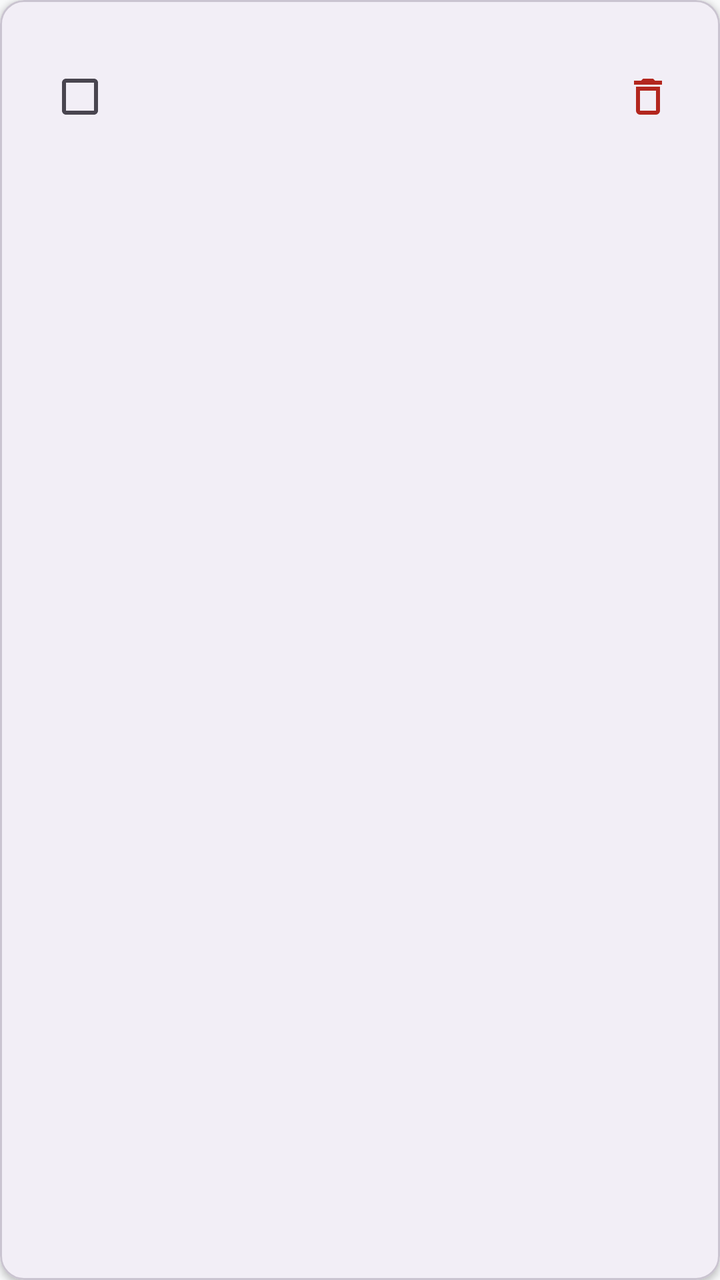
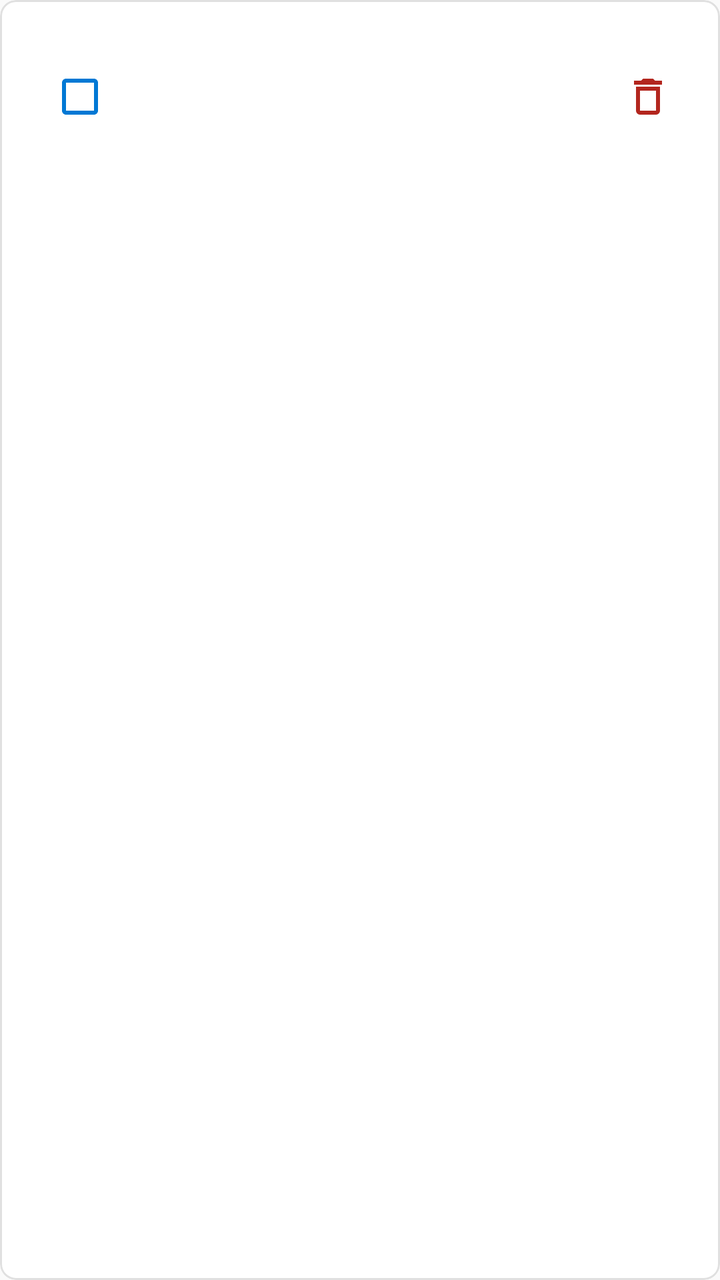

Screens rendered from an Android XML layout before and after an edit, with the pre-edit source and the edit as a unified diff.
<!-- AndroidManifest.xml: application theme Theme.AppSnapshot -->
<!-- res/layout/extra_item_layout.xml -->
<?xml version="1.0" encoding="utf-8"?>
<com.google.android.material.card.MaterialCardView xmlns:android="http://schemas.android.com/apk/res/android"
    xmlns:app="http://schemas.android.com/apk/res-auto"
    android:layout_width="match_parent"
    android:layout_height="wrap_content"
    android:layout_marginTop="8dp"
    app:cardCornerRadius="12dp"
    app:cardElevation="2dp">

    <LinearLayout
        android:layout_width="match_parent"
        android:layout_height="wrap_content"
        android:orientation="horizontal"
        android:padding="16dp"
        android:gravity="center_vertical">

        
        <com.google.android.material.checkbox.MaterialCheckBox
            android:id="@+id/checkbox_enabled"
            android:layout_width="wrap_content"
            android:layout_height="wrap_content"
            android:layout_marginEnd="8dp"
            android:clickable="true"
            android:focusable="true" />

        
        <LinearLayout
            android:layout_width="0dp"
            android:layout_height="wrap_content"
            android:layout_weight="1"
            android:orientation="vertical">

            <TextView
                android:id="@+id/text_item_name"
                android:layout_width="wrap_content"
                android:layout_height="wrap_content"
                android:textSize="16sp"
                android:textStyle="bold"
                android:textColor="?attr/colorOnSurface"
                android:maxLines="1"
                android:ellipsize="end" />

            <TextView
                android:id="@+id/text_item_path"
                android:layout_width="wrap_content"
                android:layout_height="wrap_content"
                android:layout_marginTop="4dp"
                android:textSize="14sp"
                android:textColor="?attr/colorOnSurfaceVariant"
                android:maxLines="2"
                android:ellipsize="end" />

            <TextView
                android:id="@+id/text_item_excludes"
                android:layout_width="wrap_content"
                android:layout_height="wrap_content"
                android:layout_marginTop="4dp"
                android:textSize="12sp"
                android:textColor="?attr/colorOnSurfaceVariant"
                android:maxLines="1"
                android:ellipsize="end" />

        </LinearLayout>

        
        <ImageButton
            android:id="@+id/btn_delete"
            android:layout_width="40dp"
            android:layout_height="40dp"
            android:layout_marginStart="8dp"
            android:background="?attr/selectableItemBackgroundBorderless"
            android:src="@drawable/delete_outline"
            android:contentDescription="删除"
            app:tint="?attr/colorError" />

    </LinearLayout>

</com.google.android.material.card.MaterialCardView>
<!-- resources referenced by this layout -->
<resources>
  <!-- drawable delete_outline (drawable) -->
  <vector xmlns:android="http://schemas.android.com/apk/res/android" android:height="24dp" android:width="24dp" android:viewportWidth="24" android:viewportHeight="24"><path android:fillColor="#000000" android:pathData="M6,19A2,2 0 0,0 8,21H16A2,2 0 0,0 18,19V7H6V19M8,9H16V19H8V9M15.5,4L14.5,3H9.5L8.5,4H5V6H19V4H15.5Z" /></vector>
  <style name="Theme.AppSnapshot" parent="Theme.Material3.DayNight">
          
          <item name="colorPrimary">@color/blue_grey_500</item>
          <item name="colorPrimaryVariant">@color/blue_grey_700</item>
          <item name="colorOnPrimary">@color/white</item>
          
          <item name="colorSecondary">@color/blue_grey_300</item>
          <item name="colorSecondaryVariant">@color/blue_grey_800</item>
          <item name="colorOnSecondary">@color/white</item>
          
          <item name="android:statusBarColor">@android:color/transparent</item>
          
          <item name="android:colorBackground">@color/light_gray_white</item>
          
      </style>
  <color name="blue_grey_500">#FF607D8B</color>
  <color name="blue_grey_700">#FF455A64</color>
  <color name="white">#FFFFFFFF</color>
  <color name="blue_grey_300">#FF90A4AE</color>
  <color name="blue_grey_800">#FF37474F</color>
  <color name="light_gray_white">#FFF8F9FA</color>
</resources>

<!-- the commit's change to res/layout/extra_item_layout.xml (unified diff, before → after) -->
@@ -4,8 +4,10 @@
     android:layout_width="match_parent"
     android:layout_height="wrap_content"
     android:layout_marginTop="8dp"
-    app:cardCornerRadius="12dp"
-    app:cardElevation="2dp">
+    app:cardCornerRadius="@dimen/fluent_corner_radius_overlay"
+    app:cardElevation="0dp"
+    app:strokeColor="@color/outline"
+    app:strokeWidth="1dp">
 
     <LinearLayout
         android:layout_width="match_parent"
<!-- resource entries referenced after the edit -->
@@ -1,27 +1,218 @@
 <!-- resources referenced by this layout -->
 <resources>
+  <color name="outline">@color/fluent_stroke</color>
+  <dimen name="fluent_corner_radius_overlay">8dp</dimen>
   <!-- drawable delete_outline (drawable) -->
-  <vector xmlns:android="http://schemas.android.com/apk/res/android" android:height="24dp" android:width="24dp" android:viewportWidth="24" android:viewportHeight="24"><path android:fillColor="#000000" android:pathData="M6,19A2,2 0 0,0 8,21H16A2,2 0 0,0 18,19V7H6V19M8,9H16V19H8V9M15.5,4L14.5,3H9.5L8.5,4H5V6H19V4H15.5Z" /></vector>
-  <style name="Theme.AppSnapshot" parent="Theme.Material3.DayNight">
-          
-          <item name="colorPrimary">@color/blue_grey_500</item>
-          <item name="colorPrimaryVariant">@color/blue_grey_700</item>
-          <item name="colorOnPrimary">@color/white</item>
-          
-          <item name="colorSecondary">@color/blue_grey_300</item>
-          <item name="colorSecondaryVariant">@color/blue_grey_800</item>
-          <item name="colorOnSecondary">@color/white</item>
+  <vector xmlns:android="http://schemas.android.com/apk/res/android" android:height="24dp" android:width="24dp" android:viewportWidth="24" android:viewportHeight="24"><path android:fillColor="@color/icon_primary" android:pathData="M6,19A2,2 0 0,0 8,21H16A2,2 0 0,0 18,19V7H6V19M8,9H16V19H8V9M15.5,4L14.5,3H9.5L8.5,4H5V6H19V4H15.5Z" /></vector>
+  <style name="Theme.AppSnapshot" parent="Theme.Material3.DayNight.NoActionBar">
+          
+          <item name="shapeAppearanceSmallComponent">@style/ShapeAppearance.AppSnapshot.SmallComponent</item>
+          <item name="shapeAppearanceMediumComponent">@style/ShapeAppearance.AppSnapshot.MediumComponent</item>
+          <item name="shapeAppearanceLargeComponent">@style/ShapeAppearance.AppSnapshot.LargeComponent</item>
+          
+          <item name="colorPrimary">@color/primary</item>
+          <item name="colorOnPrimary">@color/on_primary</item>
+          <item name="colorPrimaryContainer">@color/primary_container</item>
+          <item name="colorOnPrimaryContainer">@color/on_primary_container</item>
+          
+          <item name="colorSecondary">@color/secondary</item>
+          <item name="colorOnSecondary">@color/on_secondary</item>
+          <item name="colorSecondaryContainer">@color/secondary_container</item>
+          <item name="colorOnSecondaryContainer">@color/on_secondary_container</item>
+          
+          <item name="colorTertiary">@color/tertiary</item>
+          <item name="colorOnTertiary">@color/on_tertiary</item>
+          <item name="colorTertiaryContainer">@color/tertiary_container</item>
+          <item name="colorOnTertiaryContainer">@color/on_tertiary_container</item>
+          
+          <item name="android:colorBackground">@color/background</item>
+          <item name="colorOnBackground">@color/on_background</item>
+          <item name="colorSurface">@color/surface</item>
+          <item name="colorOnSurface">@color/on_surface</item>
+          <item name="colorSurfaceVariant">@color/surface_variant</item>
+          <item name="colorOnSurfaceVariant">@color/on_surface_variant</item>
+          <item name="colorSurfaceContainer">@color/surface</item>
+          <item name="colorSurfaceContainerHigh">@color/fluent_layer</item>
+          <item name="colorSurfaceContainerHighest">@color/surface_variant</item>
+          <item name="colorSurfaceContainerLow">@color/background</item>
+          <item name="colorSurfaceContainerLowest">@color/surface</item>
+          
+          <item name="colorOutline">@color/outline</item>
+          <item name="colorOutlineVariant">@color/outline_variant</item>
+          
+          <item name="android:textColorPrimary">@color/on_surface</item>
+          <item name="android:textColorSecondary">@color/on_surface_variant</item>
+          <item name="android:textColorTertiary">@color/fluent_text_tertiary</item>
+          
+          <item name="colorAccent">@color/primary</item>
+          <item name="colorControlActivated">@color/primary</item>
+          <item name="colorControlNormal">@color/icon_primary</item>
+          <item name="colorControlHighlight">@color/primary_container</item>
           
           <item name="android:statusBarColor">@android:color/transparent</item>
-          
-          <item name="android:colorBackground">@color/light_gray_white</item>
-          
-      </style>
-  <color name="blue_grey_500">#FF607D8B</color>
-  <color name="blue_grey_700">#FF455A64</color>
-  <color name="white">#FFFFFFFF</color>
-  <color name="blue_grey_300">#FF90A4AE</color>
-  <color name="blue_grey_800">#FF37474F</color>
-  <color name="light_gray_white">#FFF8F9FA</color>
+          <item name="android:navigationBarColor">@color/background</item>
+          
+          <item name="bottomNavigationStyle">@style/Widget.AppSnapshot.BottomNavigationView</item>
+          
+          <item name="tabStyle">@style/Widget.AppSnapshot.TabLayout</item>
+          
+          <item name="chipStyle">@style/Widget.AppSnapshot.Chip.Filter</item>
+          
+          <item name="floatingActionButtonStyle">@style/Widget.AppSnapshot.FloatingActionButton</item>
+          
+          <item name="switchStyle">@style/Widget.AppSnapshot.Switch</item>
+          <item name="checkboxStyle">@style/Widget.AppSnapshot.CheckBox</item>
+          
+          <item name="materialButtonStyle">@style/Widget.AppSnapshot.Button</item>
+          
+          <item name="toolbarStyle">@style/Widget.AppSnapshot.Toolbar</item>
+          <item name="actionBarSize">@dimen/toolbar_height</item>
+          <item name="actionBarTheme">@style/ThemeOverlay.AppSnapshot.ActionBar</item>
+          
+          <item name="materialAlertDialogTheme">@style/ThemeOverlay.AppSnapshot.Dialog</item>
+          <item name="bottomSheetDialogTheme">@style/ThemeOverlay.AppSnapshot.BottomSheet</item>
+      </style>
+  <color name="fluent_stroke">#FFE0E0E0</color>
+  <color name="icon_primary">@color/on_surface</color>
+  <style name="ShapeAppearance.AppSnapshot.SmallComponent" parent="ShapeAppearance.Material3.SmallComponent">
+          <item name="cornerFamily">rounded</item>
+          <item name="cornerSize">@dimen/fluent_corner_radius_control</item>
+      </style>
+  <style name="ShapeAppearance.AppSnapshot.MediumComponent" parent="ShapeAppearance.Material3.MediumComponent">
+          <item name="cornerFamily">rounded</item>
+          <item name="cornerSize">@dimen/fluent_corner_radius_overlay</item>
+      </style>
+  <style name="ShapeAppearance.AppSnapshot.LargeComponent" parent="ShapeAppearance.Material3.LargeComponent">
+          <item name="cornerFamily">rounded</item>
+          <item name="cornerSize">@dimen/fluent_corner_radius_overlay</item>
+      </style>
+  <color name="primary">@color/fluent_accent</color>
+  <color name="on_primary">#FFFFFFFF</color>
+  <color name="primary_container">@color/fluent_accent_container</color>
+  <color name="on_primary_container">#FF004578</color>
+  <color name="secondary">@color/fluent_text_secondary</color>
+  <color name="on_secondary">#FFFFFFFF</color>
+  <color name="secondary_container">@color/fluent_fill_subtle</color>
+  <color name="on_secondary_container">@color/fluent_text_primary</color>
+  <color name="tertiary">@color/fluent_accent_hover</color>
+  <color name="on_tertiary">#FFFFFFFF</color>
+  <color name="tertiary_container">@color/fluent_accent_container_subtle</color>
+  <color name="on_tertiary_container">#FF004578</color>
+  <color name="background">@color/fluent_canvas</color>
+  <color name="on_background">@color/fluent_text_primary</color>
+  <color name="surface">@color/fluent_layer</color>
+  <color name="on_surface">@color/fluent_text_primary</color>
+  <color name="surface_variant">@color/fluent_fill_subtle</color>
+  <color name="on_surface_variant">@color/fluent_text_secondary</color>
+  <color name="fluent_layer">#FFFFFFFF</color>
+  <color name="outline_variant">@color/fluent_stroke_subtle</color>
+  <color name="fluent_text_tertiary">#FF707070</color>
+  <style name="Widget.AppSnapshot.BottomNavigationView" parent="Widget.Material3.BottomNavigationView">
+          <item name="android:background">@color/surface</item>
+          <item name="itemIconTint">@color/bottom_nav_item_color</item>
+          <item name="itemTextColor">@color/bottom_nav_item_color</item>
+          <item name="itemActiveIndicatorStyle">@style/Widget.AppSnapshot.BottomNavigationView.ActiveIndicator</item>
+          <item name="itemRippleColor">@color/primary_container</item>
+      </style>
+  <style name="Widget.AppSnapshot.TabLayout" parent="Widget.Material3.TabLayout">
+          <item name="tabIndicatorColor">@color/primary</item>
+          <item name="tabSelectedTextColor">@color/primary</item>
+          <item name="tabTextColor">@color/nav_item_inactive</item>
+          <item name="tabRippleColor">@color/primary_container</item>
+          <item name="tabIndicatorHeight">3dp</item>
+          <item name="tabIndicatorFullWidth">false</item>
+      </style>
+  <style name="Widget.AppSnapshot.Chip.Filter" parent="Widget.Material3.Chip.Filter">
+          <item name="chipBackgroundColor">@color/chip_background_color</item>
+          <item name="chipSurfaceColor">@color/chip_background_color</item>
+          <item name="chipStrokeColor">@color/chip_stroke_color</item>
+          <item name="chipStrokeWidth">1dp</item>
+          <item name="chipMinHeight">32dp</item>
+          <item name="checkedIconVisible">false</item>
+          <item name="android:textColor">@color/chip_text_color</item>
+          <item name="android:textSize">13sp</item>
+          <item name="shapeAppearanceOverlay">@style/ShapeAppearance.AppSnapshot.Corner.Control</item>
+      </style>
+  <style name="Widget.AppSnapshot.FloatingActionButton" parent="Widget.Material3.FloatingActionButton.Primary">
+          <item name="backgroundTint">@color/primary</item>
+          <item name="tint">@color/on_primary</item>
+          <item name="shapeAppearance">@style/ShapeAppearance.AppSnapshot.Corner.Control</item>
+      </style>
+  <style name="Widget.AppSnapshot.Switch" parent="Widget.Material3.CompoundButton.Switch">
+          <item name="thumbTint">@color/switch_thumb_color</item>
+          <item name="trackTint">@color/switch_track_color</item>
+      </style>
+  <style name="Widget.AppSnapshot.CheckBox" parent="Widget.Material3.CompoundButton.CheckBox">
+          <item name="buttonTint">@color/primary</item>
+      </style>
+  <style name="Widget.AppSnapshot.Button" parent="Widget.Material3.Button">
+          <item name="backgroundTint">@color/primary</item>
+          <item name="android:textColor">@color/on_primary</item>
+          <item name="shapeAppearanceOverlay">@style/ShapeAppearance.AppSnapshot.Corner.Control</item>
+      </style>
+  <style name="Widget.AppSnapshot.Toolbar" parent="Widget.Material3.Toolbar">
+          <item name="android:background">@color/surface</item>
+          <item name="backgroundTint">@null</item>
+          <item name="titleTextAppearance">@style/TextAppearance.AppSnapshot.ToolbarTitle</item>
+          <item name="titleTextColor">@color/on_surface</item>
+          <item name="subtitleTextColor">@color/on_surface_variant</item>
+          <item name="android:elevation">0dp</item>
+          <item name="elevation">0dp</item>
+      </style>
+  <dimen name="toolbar_height">48dp</dimen>
+  <style name="ThemeOverlay.AppSnapshot.ActionBar" parent="ThemeOverlay.Material3.ActionBar">
+          <item name="colorControlNormal">@color/on_surface</item>
+      </style>
+  <style name="ThemeOverlay.AppSnapshot.Dialog" parent="ThemeOverlay.Material3.MaterialAlertDialog">
+          <item name="colorPrimary">@color/primary</item>
+          <item name="colorSecondary">@color/secondary</item>
+          <item name="colorTertiary">@color/tertiary</item>
+          <item name="android:colorBackground">@color/surface</item>
+          <item name="shapeAppearanceOverlay">@style/ShapeAppearance.AppSnapshot.Corner.Overlay</item>
+      </style>
+  <style name="ThemeOverlay.AppSnapshot.BottomSheet" parent="ThemeOverlay.Material3.BottomSheetDialog">
+          <item name="colorPrimary">@color/primary</item>
+          <item name="colorOnPrimary">@color/on_primary</item>
+          <item name="colorSurface">@color/surface</item>
+          <item name="colorOnSurface">@color/on_surface</item>
+          <item name="android:colorBackground">@color/surface</item>
+          <item name="materialButtonStyle">@style/Widget.AppSnapshot.Button</item>
+          <item name="shapeAppearanceOverlay">@style/ShapeAppearance.AppSnapshot.Corner.Overlay</item>
+      </style>
+  <dimen name="fluent_corner_radius_control">4dp</dimen>
+  <color name="fluent_accent">#FF0078D4</color>
+  <color name="fluent_accent_container">#FFDEECF9</color>
+  <color name="fluent_text_secondary">#FF616161</color>
+  <color name="fluent_fill_subtle">#FFF5F5F5</color>
+  <color name="fluent_text_primary">#FF242424</color>
+  <color name="fluent_accent_hover">#FF106EBE</color>
+  <color name="fluent_accent_container_subtle">#FFE8F4FD</color>
+  <color name="fluent_canvas">#FFFAFAFA</color>
+  <color name="fluent_stroke_subtle">#FFEBEBEB</color>
+  <style name="Widget.AppSnapshot.BottomNavigationView.ActiveIndicator" parent="Widget.Material3.BottomNavigationView.ActiveIndicator">
+          <item name="android:color">@color/nav_active_indicator</item>
+          <item name="android:width">@dimen/m3_bottom_nav_item_active_indicator_width</item>
+          <item name="android:height">@dimen/m3_bottom_nav_item_active_indicator_height</item>
+          <item name="marginHorizontal">@dimen/m3_bottom_nav_item_active_indicator_margin_horizontal</item>
+          <item name="shapeAppearance">@style/ShapeAppearance.AppSnapshot.Corner.Control</item>
+      </style>
+  <color name="nav_item_inactive">@color/fluent_text_secondary</color>
+  <style name="ShapeAppearance.AppSnapshot.Corner.Control" parent="ShapeAppearance.Material3.Corner.Small">
+          <item name="cornerFamily">rounded</item>
+          <item name="cornerSize">@dimen/fluent_corner_radius_control</item>
+      </style>
+  <style name="TextAppearance.AppSnapshot.ToolbarTitle" parent="TextAppearance.Material3.TitleMedium">
+          <item name="android:textColor">@color/on_surface</item>
+          <item name="android:textSize">17sp</item>
+          <item name="android:fontFamily">sans-serif-medium</item>
+      </style>
+  <style name="ShapeAppearance.AppSnapshot.Corner.Overlay" parent="ShapeAppearance.Material3.Corner.Medium">
+          <item name="cornerFamily">rounded</item>
+          <item name="cornerSize">@dimen/fluent_corner_radius_overlay</item>
+      </style>
+  <color name="nav_active_indicator">#1A0078D4</color>
+  <dimen name="m3_bottom_nav_item_active_indicator_width">48dp</dimen>
+  <dimen name="m3_bottom_nav_item_active_indicator_height">32dp</dimen>
+  <dimen name="m3_bottom_nav_item_active_indicator_margin_horizontal">2dp</dimen>
 </resources>
 
